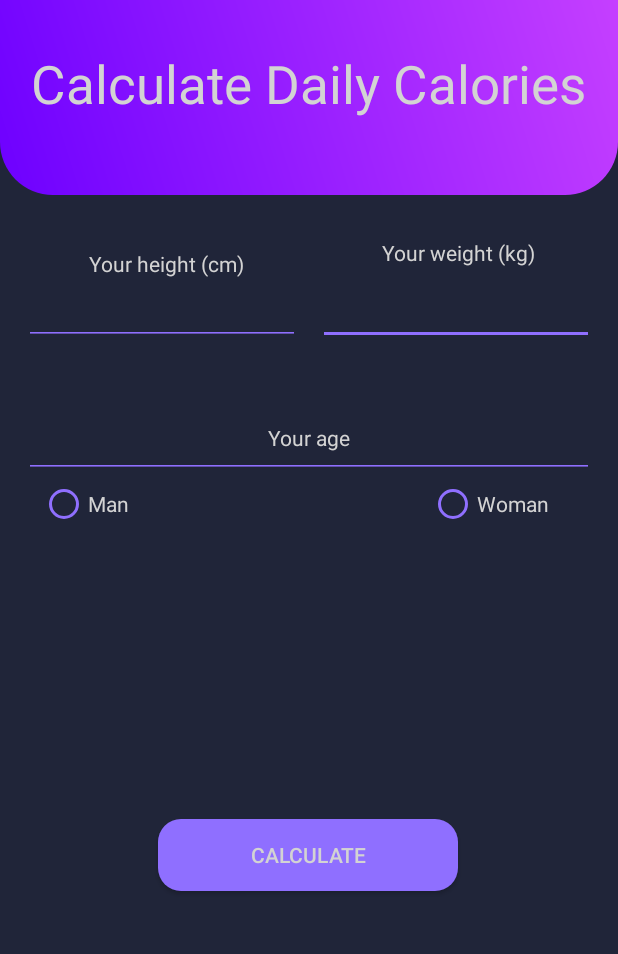
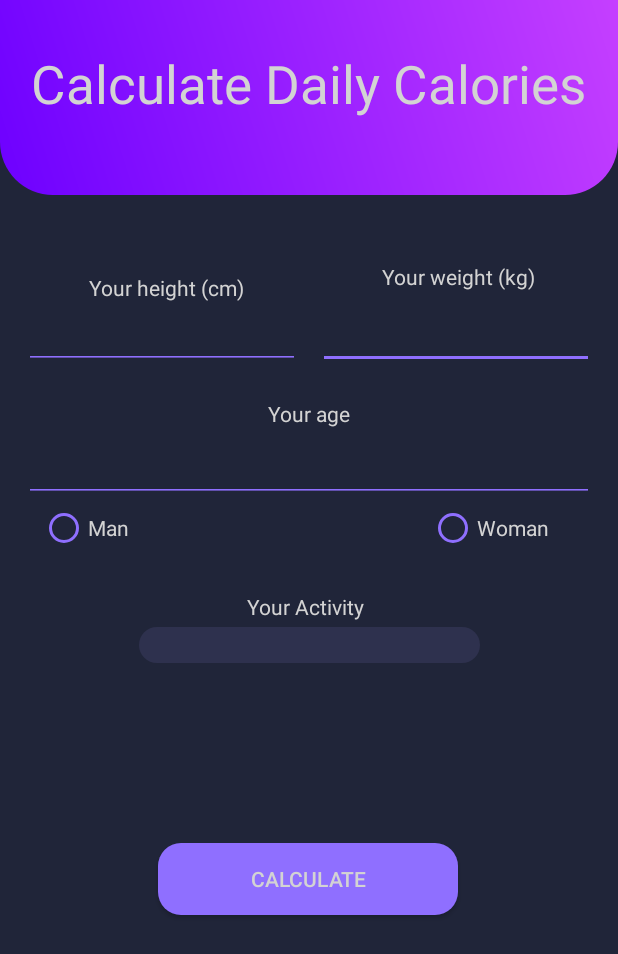
Before and after one commit to VickeTrossing/ExamensArbete, an Android app: the CalculateCal screen opened directly, with no data from a screen before it, on a phone screen of 412 x 824 dp. Shown: the top 954 px of the screen. Run offline under Robolectric (Android 15) with nearby library versions, the phone set to English and light mode, and no system bars.

Commit message:
More design work on CalculateCal, also added items to a spinner

```diff
--- a/app/src/main/java/com/example/plain/CalculateCal.java
+++ b/app/src/main/java/com/example/plain/CalculateCal.java
@@ -1,14 +1,41 @@
 package com.example.plain;
 
 import android.os.Bundle;
+import android.view.View;
+import android.widget.AdapterView;
+import android.widget.ArrayAdapter;
+import android.widget.Spinner;
+import android.widget.Toast;
 
 import androidx.appcompat.app.AppCompatActivity;
 
-public class CalculateCal extends AppCompatActivity {
+public class CalculateCal extends AppCompatActivity implements AdapterView.OnItemSelectedListener {
 
     @Override
     protected void onCreate(Bundle savedInstanceState) {
         super.onCreate(savedInstanceState);
         setContentView(R.layout.activity_calculate_cal);
+
+        Spinner spinner = findViewById(R.id.activitySpinner);
+        ArrayAdapter<CharSequence> adapter = ArrayAdapter.createFromResource(this, R.array.acticity, android.R.layout.simple_spinner_item);
+        adapter.setDropDownViewResource(android.R.layout.simple_spinner_dropdown_item);
+        spinner.setAdapter(adapter);
+        spinner.setOnItemSelectedListener(this);
+    }
+
+
+    public void calculateCal(View view){
+
+    }
+
+    @Override
+    public void onItemSelected(AdapterView<?> parent, View view, int position, long id) {
+        String text = parent.getItemAtPosition(position).toString();
+        Toast.makeText(parent.getContext(), text, Toast.LENGTH_SHORT).show();
+    }
+
+    @Override
+    public void onNothingSelected(AdapterView<?> parent) {
+
     }
 }
--- a/app/src/main/res/layout/activity_calculate_cal.xml
+++ b/app/src/main/res/layout/activity_calculate_cal.xml
@@ -30,13 +30,13 @@
             android:layout_marginHorizontal="30dp"
             android:layout_marginStart="16dp"
             android:layout_marginEnd="16dp"
-            android:layout_marginBottom="52dp"
+            android:layout_marginBottom="20dp"
             android:backgroundTint="#8F6FFF"
             android:inputType="numberDecimal"
             android:padding="10dp"
             android:textAlignment="center"
             android:textColor="#D3D3D3"
-            app:layout_constraintBottom_toTopOf="@+id/textView4"
+            app:layout_constraintBottom_toTopOf="@+id/textView6"
             app:layout_constraintEnd_toEndOf="parent"
             app:layout_constraintHorizontal_bias="1.0"
             app:layout_constraintStart_toStartOf="parent" />
@@ -70,19 +70,6 @@
             app:layout_constraintEnd_toStartOf="@+id/weightInput"
             app:layout_constraintHorizontal_bias="0.0"
             app:layout_constraintStart_toStartOf="parent" />
-
-    <TextView
-            android:id="@+id/textView4"
-            android:layout_width="wrap_content"
-            android:layout_height="wrap_content"
-            android:layout_marginStart="16dp"
-            android:layout_marginTop="152dp"
-            android:layout_marginEnd="16dp"
-            android:text="Your age"
-            android:textColor="#D3D3D3"
-            app:layout_constraintEnd_toEndOf="parent"
-            app:layout_constraintStart_toStartOf="parent"
-            app:layout_constraintTop_toBottomOf="@+id/constraintLayout2" />
 
     <EditText
             android:id="@+id/ageInput"
@@ -159,7 +146,7 @@
             app:layout_constraintTop_toBottomOf="@+id/ageInput">
 
         <RadioButton
-                android:id="@+id/radioButton"
+                android:id="@+id/radioButtonMan"
                 android:layout_width="239dp"
                 android:layout_height="wrap_content"
                 android:layout_weight="1"
@@ -168,7 +155,7 @@
                 android:textColor="#D3D3D3" />
 
         <RadioButton
-                android:id="@+id/radioButton2"
+                android:id="@+id/radioButtonWoman"
                 android:layout_width="wrap_content"
                 android:layout_height="wrap_content"
                 android:layout_weight="1"
@@ -177,4 +164,50 @@
                 android:textColor="#D3D3D3" />
     </RadioGroup>
 
+    <Spinner
+            android:id="@+id/activitySpinner"
+            android:layout_width="227dp"
+            android:layout_height="24dp"
+            android:textAlignment="center"
+            android:layout_marginStart="1dp"
+            android:textColor="#D3D3D3"
+            android:layout_marginEnd="1dp"
+            android:layout_marginBottom="120dp"
+            android:background="@drawable/rounded_corners_homepage"
+            android:buttonTint="#8F6FFF"
+            app:layout_constraintBottom_toTopOf="@+id/btnCalculate"
+            app:layout_constraintEnd_toEndOf="parent"
+
+
+            app:layout_constraintStart_toStartOf="parent" />
+
+
+
+    <TextView
+            android:id="@+id/textView"
+            android:layout_width="wrap_content"
+            android:layout_height="wrap_content"
+            android:layout_marginStart="16dp"
+            android:layout_marginEnd="16dp"
+            android:layout_marginBottom="4dp"
+            android:text="Your Activity "
+            android:textColor="#D3D3D3"
+            app:layout_constraintBottom_toTopOf="@+id/activitySpinner"
+            app:layout_constraintEnd_toEndOf="parent"
+            app:layout_constraintHorizontal_bias="0.498"
+            app:layout_constraintStart_toStartOf="parent" />
+
+    <TextView
+            android:id="@+id/textView6"
+            android:layout_width="wrap_content"
+            android:layout_height="wrap_content"
+            android:layout_marginStart="16dp"
+            android:layout_marginTop="136dp"
+            android:layout_marginEnd="16dp"
+            android:textColor="#D3D3D3"
+            android:text="Your age"
+            app:layout_constraintEnd_toEndOf="parent"
+            app:layout_constraintStart_toStartOf="parent"
+            app:layout_constraintTop_toBottomOf="@+id/constraintLayout2" />
+
 </androidx.constraintlayout.widget.ConstraintLayout>
--- a/app/src/main/res/values/strings.xml
+++ b/app/src/main/res/values/strings.xml
@@ -1,3 +1,12 @@
 <resources>
     <string name="app_name">Plain</string>
+
+    <string-array name="acticity">
+        <item></item>
+        <item>None to very little</item>
+        <item>Training 1-3 days/week</item>
+        <item>Training 4-5 days/week</item>
+        <item>"Training 6-7 days/week</item>
+        <item>Training 2 times/day, heavy training</item>
+    </string-array>
 </resources>
```
